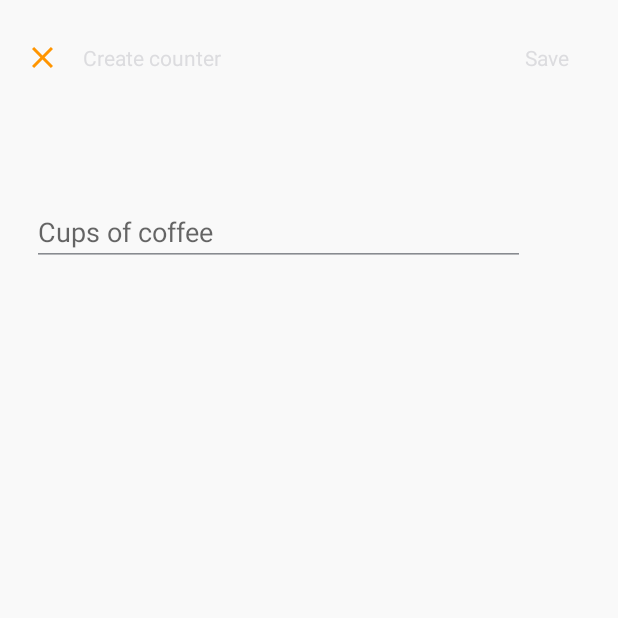
After one commit to andresarangopro/Corner, an Android app: the CreateCounterFragment screen opened through its navigation route, on a phone screen of 412 x 824 dp, the top half of it. The commit adds this screen. Run offline under Robolectric (Android 15) with nearby library versions, the phone set to English and light mode, and no system bars.

Commit message:
create counter screen design

```diff
--- /dev/null
+++ b/app/src/main/java/com/cornershop/counterstest/presentation/ui/CreateCounterFragment.kt
@@ -0,0 +1,45 @@
+package com.cornershop.counterstest.presentation.ui
+
+import android.os.Bundle
+import androidx.fragment.app.Fragment
+import android.view.LayoutInflater
+import android.view.View
+import android.view.ViewGroup
+import androidx.navigation.fragment.findNavController
+import com.cornershop.counterstest.R
+import com.cornershop.counterstest.databinding.FragmentCreateCounterBinding
+
+class CreateCounterFragment : Fragment() {
+
+    private var _binding:FragmentCreateCounterBinding?=null
+    private val binding get() = _binding
+
+
+
+    override fun onCreate(savedInstanceState: Bundle?) {
+        super.onCreate(savedInstanceState)
+    }
+
+    override fun onCreateView(
+        inflater: LayoutInflater, container: ViewGroup?,
+        savedInstanceState: Bundle?
+    ): View? {
+        // Inflate the layout for this fragment
+        _binding = FragmentCreateCounterBinding.inflate(inflater, container, false)
+        return binding?.root
+    }
+
+    override fun onViewCreated(view: View, savedInstanceState: Bundle?) {
+        super.onViewCreated(view, savedInstanceState)
+        binding?.ivCancel?.setOnClickListener{
+            val action = CreateCounterFragmentDirections.actionCreateCounterFragmentToCountersFragment()
+            findNavController().navigate(action)
+        }
+    }
+
+    companion object {
+        @JvmStatic
+        fun newInstance() =
+            CreateCounterFragment().apply {            }
+    }
+}
--- a/app/src/main/res/drawable/ic_plus.xml
+++ b/app/src/main/res/drawable/ic_plus.xml
@@ -5,8 +5,8 @@
     android:viewportHeight="16">
   <path
       android:pathData="M7,0h2v16h-2z"
-      android:fillColor="#ffffff"/>
+      android:fillColor="@color/orange"/>
   <path
       android:pathData="M16,7l-0,2l-16,0l-0,-2z"
-      android:fillColor="#ffffff"/>
+      android:fillColor="@color/orange"/>
 </vector>
--- /dev/null
+++ b/app/src/main/res/layout/fragment_create_counter.xml
@@ -0,0 +1,89 @@
+<?xml version="1.0" encoding="utf-8"?>
+<androidx.constraintlayout.widget.ConstraintLayout xmlns:android="http://schemas.android.com/apk/res/android"
+    xmlns:app="http://schemas.android.com/apk/res-auto"
+    xmlns:tools="http://schemas.android.com/tools"
+    android:layout_width="match_parent"
+    android:layout_height="match_parent"
+    tools:context=".presentation.ui.CreateCounterFragment">
+
+
+    <androidx.constraintlayout.widget.Guideline
+        android:id="@+id/guideline7"
+        android:layout_width="wrap_content"
+        android:layout_height="wrap_content"
+        android:orientation="vertical"
+        app:layout_constraintGuide_percent="0.05109489" />
+
+    <androidx.constraintlayout.widget.Guideline
+        android:id="@+id/guideline8"
+        android:layout_width="wrap_content"
+        android:layout_height="wrap_content"
+        android:orientation="vertical"
+        app:layout_constraintGuide_percent="0.85" />
+
+    <ImageView
+        android:id="@+id/ivCancel"
+        android:layout_width="wrap_content"
+        android:layout_height="wrap_content"
+        android:src="@drawable/ic_close"
+        app:layout_constraintBottom_toTopOf="@+id/guideline10"
+        app:layout_constraintStart_toStartOf="@+id/guideline7"
+        app:layout_constraintTop_toTopOf="@+id/guideline9" />
+
+    <TextView
+        android:id="@+id/textView5"
+        android:layout_width="wrap_content"
+        android:layout_height="wrap_content"
+        android:layout_marginStart="20dp"
+        android:text="@string/create_counter"
+        app:layout_constraintBottom_toTopOf="@+id/guideline10"
+        app:layout_constraintStart_toEndOf="@+id/ivCancel"
+        app:layout_constraintTop_toTopOf="@+id/guideline9" />
+
+    <androidx.constraintlayout.widget.Guideline
+        android:id="@+id/guideline9"
+        android:layout_width="wrap_content"
+        android:layout_height="wrap_content"
+        android:orientation="horizontal"
+        app:layout_constraintGuide_percent="0.02872777" />
+
+    <com.google.android.material.textfield.TextInputEditText
+        android:layout_width="0dp"
+        android:layout_height="wrap_content"
+
+        android:hint="@string/counter_name_hint"
+        app:layout_constraintEnd_toStartOf="@+id/guideline8"
+        app:layout_constraintHorizontal_bias="0.0"
+        app:layout_constraintStart_toStartOf="@+id/guideline7"
+        app:layout_constraintTop_toTopOf="@+id/guideline12" />
+
+    <TextView
+        android:id="@+id/textView6"
+        android:layout_width="wrap_content"
+        android:layout_height="wrap_content"
+        android:text="@string/save"
+        app:layout_constraintBottom_toTopOf="@+id/guideline10"
+        app:layout_constraintStart_toStartOf="@+id/guideline8"
+        app:layout_constraintTop_toTopOf="@+id/guideline9" />
+
+    <androidx.constraintlayout.widget.Guideline
+        android:id="@+id/guideline10"
+        android:layout_width="wrap_content"
+        android:layout_height="wrap_content"
+        android:orientation="horizontal"
+        app:layout_constraintGuide_percent="0.0629275" />
+
+    <androidx.constraintlayout.widget.Guideline
+        android:id="@+id/guideline11"
+        android:layout_width="wrap_content"
+        android:layout_height="wrap_content"
+        android:orientation="vertical"
+        app:layout_constraintGuide_begin="20dp" />
+
+    <androidx.constraintlayout.widget.Guideline
+        android:id="@+id/guideline12"
+        android:layout_width="wrap_content"
+        android:layout_height="wrap_content"
+        android:orientation="horizontal"
+        app:layout_constraintGuide_percent="0.16" />
+</androidx.constraintlayout.widget.ConstraintLayout>
--- a/app/src/main/res/layout/item_counter.xml
+++ b/app/src/main/res/layout/item_counter.xml
@@ -11,7 +11,7 @@
         android:id="@+id/textView3"
         android:layout_width="0dp"
         android:layout_height="wrap_content"
-        android:text="TextView"
+        android:text="@string/counter_name_hint"
         app:layout_constraintBottom_toBottomOf="parent"
         app:layout_constraintEnd_toStartOf="@+id/guideline6"
         app:layout_constraintStart_toStartOf="@+id/guideline2"
@@ -53,7 +53,7 @@
         android:id="@+id/textView4"
         android:layout_width="wrap_content"
         android:layout_height="wrap_content"
-        android:text="TextView"
+        android:text="%d"
         app:layout_constraintBottom_toBottomOf="parent"
         app:layout_constraintStart_toEndOf="@+id/imageView"
         app:layout_constraintTop_toTopOf="parent" />
--- a/app/src/main/res/navigation/nav_graph.xml
+++ b/app/src/main/res/navigation/nav_graph.xml
@@ -18,5 +18,18 @@
         android:id="@+id/countersFragment"
         android:name="com.cornershop.counterstest.presentation.ui.CountersFragment"
         android:label="fragment_counters"
-        tools:layout="@layout/fragment_counters" />
+        tools:layout="@layout/fragment_counters" >
+        <action
+            android:id="@+id/action_countersFragment_to_createCounterFragment"
+            app:destination="@id/createCounterFragment" />
+    </fragment>
+    <fragment
+        android:id="@+id/createCounterFragment"
+        android:name="com.cornershop.counterstest.presentation.ui.CreateCounterFragment"
+        android:label="fragment_create_counter"
+        tools:layout="@layout/fragment_create_counter" >
+        <action
+            android:id="@+id/action_createCounterFragment_to_countersFragment"
+            app:destination="@id/countersFragment" />
+    </fragment>
 </navigation>
```
Also changed, not shown: app/build.gradle (+9 -0 lines), app/src/main/java/com/cornershop/counterstest/presentation/ui/CountersFragment.kt (+6 -2 lines), app/src/main/res/drawable/ic_minus.xml (+4 -4 lines), app/src/main/res/layout/fragment_counters.xml (+4 -4 lines), build.gradle (+20 -0 lines), 3 other files.
